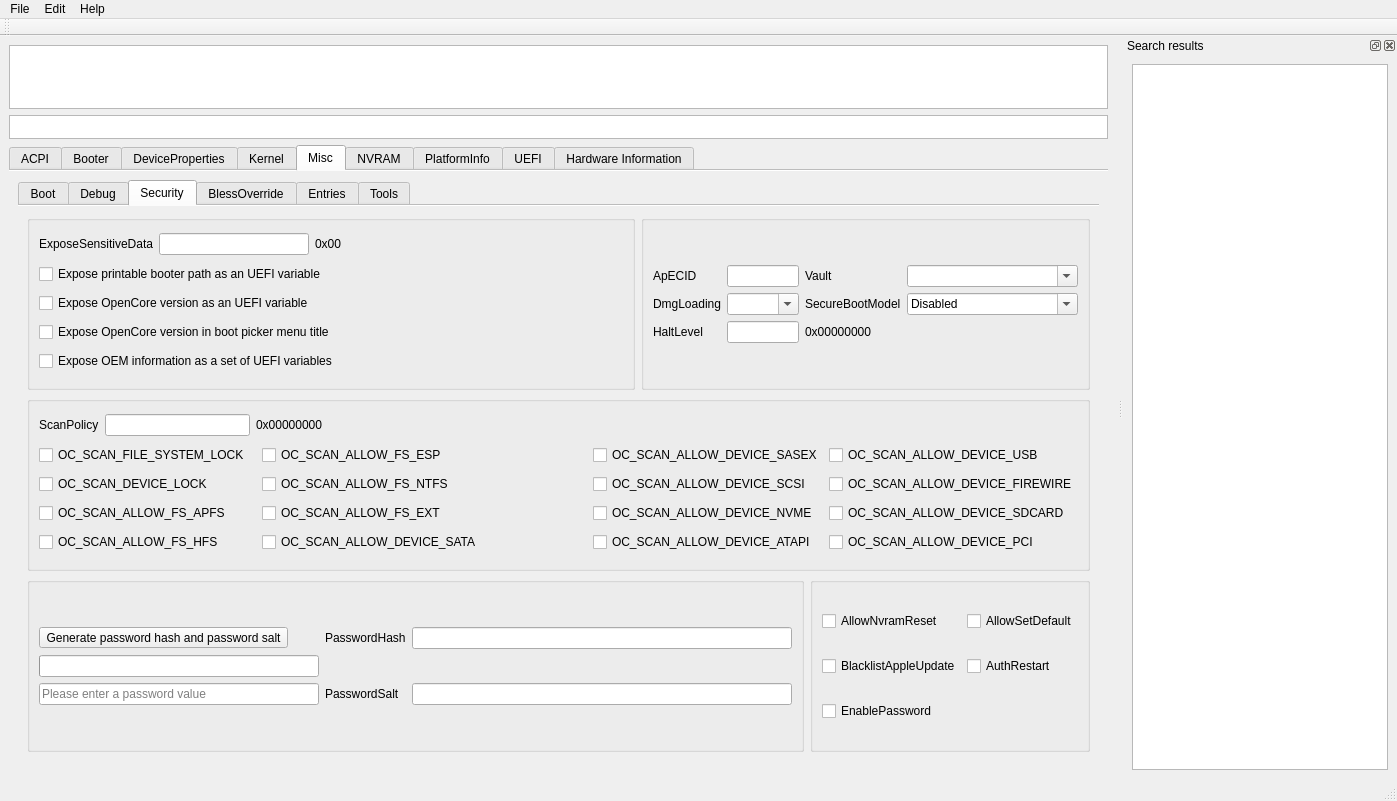
First picture: the form in mainwindow.ui, repository ic005k/OCAuxiliaryTools, before the edit.
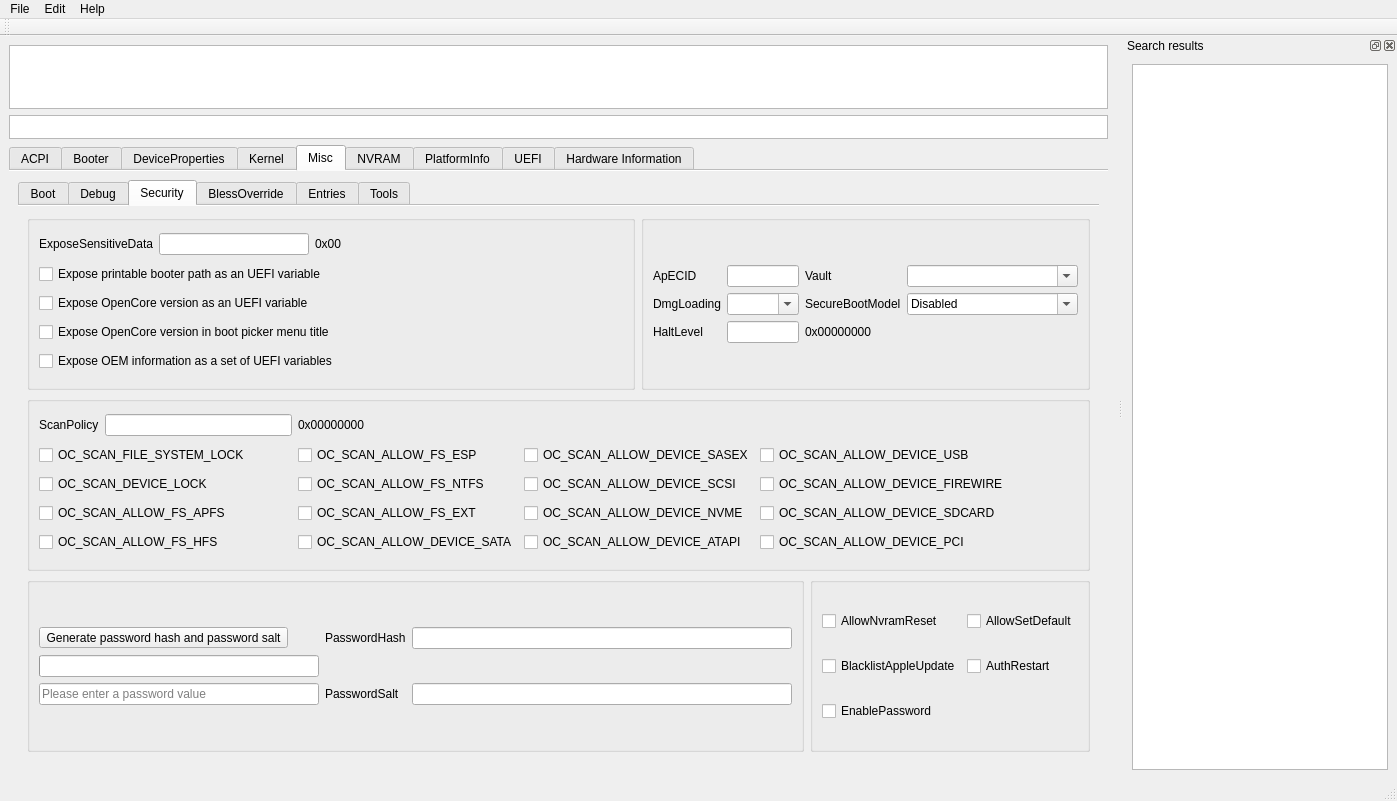
Second picture: the form after the edit. The open tabs and pages were chosen to show the change. Icons and pictures are not drawn.

```diff
--- a/mainwindow.ui
+++ b/mainwindow.ui
@@ -4690,75 +4690,6 @@
                <string/>
               </property>
               <layout class="QGridLayout" name="gridLayout_25">
-               <item row="1" column="6">
-                <widget class="QCheckBox" name="chk13">
-                 <property name="text">
-                  <string>OC_SCAN_ALLOW_DEVICE_USB</string>
-                 </property>
-                </widget>
-               </item>
-               <item row="4" column="6">
-                <widget class="QCheckBox" name="chk16">
-                 <property name="text">
-                  <string>OC_SCAN_ALLOW_DEVICE_PCI</string>
-                 </property>
-                </widget>
-               </item>
-               <item row="1" column="0" colspan="2">
-                <widget class="QCheckBox" name="chk1">
-                 <property name="text">
-                  <string>OC_SCAN_FILE_SYSTEM_LOCK</string>
-                 </property>
-                </widget>
-               </item>
-               <item row="2" column="3" colspan="2">
-                <widget class="QCheckBox" name="chk6">
-                 <property name="text">
-                  <string>OC_SCAN_ALLOW_FS_NTFS</string>
-                 </property>
-                </widget>
-               </item>
-               <item row="4" column="5">
-                <widget class="QCheckBox" name="chk12">
-                 <property name="text">
-                  <string>OC_SCAN_ALLOW_DEVICE_ATAPI</string>
-                 </property>
-                </widget>
-               </item>
-               <item row="1" column="5">
-                <widget class="QCheckBox" name="chk9">
-                 <property name="text">
-                  <string>OC_SCAN_ALLOW_DEVICE_SASEX</string>
-                 </property>
-                </widget>
-               </item>
-               <item row="0" column="4" colspan="3">
-                <spacer name="horizontalSpacer_66">
-                 <property name="orientation">
-                  <enum>Qt::Horizontal</enum>
-                 </property>
-                 <property name="sizeHint" stdset="0">
-                  <size>
-                   <width>994</width>
-                   <height>20</height>
-                  </size>
-                 </property>
-                </spacer>
-               </item>
-               <item row="2" column="6">
-                <widget class="QCheckBox" name="chk14">
-                 <property name="text">
-                  <string>OC_SCAN_ALLOW_DEVICE_FIREWIRE</string>
-                 </property>
-                </widget>
-               </item>
-               <item row="3" column="5">
-                <widget class="QCheckBox" name="chk11">
-                 <property name="text">
-                  <string>OC_SCAN_ALLOW_DEVICE_NVME</string>
-                 </property>
-                </widget>
-               </item>
                <item row="0" column="0">
                 <widget class="QLabel" name="label_111">
                  <property name="text">
@@ -4766,13 +4697,51 @@
                  </property>
                 </widget>
                </item>
-               <item row="1" column="3" colspan="2">
+               <item row="0" column="1">
+                <widget class="QLineEdit" name="editIntScanPolicy">
+                 <property name="maximumSize">
+                  <size>
+                   <width>187</width>
+                   <height>16777215</height>
+                  </size>
+                 </property>
+                </widget>
+               </item>
+               <item row="0" column="2">
+                <widget class="QLabel" name="lblScanPolicy">
+                 <property name="text">
+                  <string>0x00000000</string>
+                 </property>
+                </widget>
+               </item>
+               <item row="1" column="0" colspan="2">
+                <widget class="QCheckBox" name="chk1">
+                 <property name="text">
+                  <string>OC_SCAN_FILE_SYSTEM_LOCK</string>
+                 </property>
+                </widget>
+               </item>
+               <item row="1" column="2">
                 <widget class="QCheckBox" name="chk5">
                  <property name="text">
                   <string>OC_SCAN_ALLOW_FS_ESP</string>
                  </property>
                 </widget>
                </item>
+               <item row="1" column="3">
+                <widget class="QCheckBox" name="chk9">
+                 <property name="text">
+                  <string>OC_SCAN_ALLOW_DEVICE_SASEX</string>
+                 </property>
+                </widget>
+               </item>
+               <item row="1" column="4">
+                <widget class="QCheckBox" name="chk13">
+                 <property name="text">
+                  <string>OC_SCAN_ALLOW_DEVICE_USB</string>
+                 </property>
+                </widget>
+               </item>
                <item row="2" column="0" colspan="2">
                 <widget class="QCheckBox" name="chk2">
                  <property name="text">
@@ -4780,20 +4749,55 @@
                  </property>
                 </widget>
                </item>
-               <item row="3" column="3" colspan="2">
-                <widget class="QCheckBox" name="chk7">
+               <item row="2" column="2">
+                <widget class="QCheckBox" name="chk6">
                  <property name="text">
-                  <string>OC_SCAN_ALLOW_FS_EXT</string>
+                  <string>OC_SCAN_ALLOW_FS_NTFS</string>
                  </property>
                 </widget>
                </item>
-               <item row="2" column="5">
+               <item row="2" column="3">
                 <widget class="QCheckBox" name="chk10">
                  <property name="text">
                   <string>OC_SCAN_ALLOW_DEVICE_SCSI</string>
                  </property>
                 </widget>
                </item>
+               <item row="2" column="4">
+                <widget class="QCheckBox" name="chk14">
+                 <property name="text">
+                  <string>OC_SCAN_ALLOW_DEVICE_FIREWIRE</string>
+                 </property>
+                </widget>
+               </item>
+               <item row="3" column="0" colspan="2">
+                <widget class="QCheckBox" name="chk3">
+                 <property name="text">
+                  <string>OC_SCAN_ALLOW_FS_APFS</string>
+                 </property>
+                </widget>
+               </item>
+               <item row="3" column="2">
+                <widget class="QCheckBox" name="chk7">
+                 <property name="text">
+                  <string>OC_SCAN_ALLOW_FS_EXT</string>
+                 </property>
+                </widget>
+               </item>
+               <item row="3" column="3">
+                <widget class="QCheckBox" name="chk11">
+                 <property name="text">
+                  <string>OC_SCAN_ALLOW_DEVICE_NVME</string>
+                 </property>
+                </widget>
+               </item>
+               <item row="3" column="4">
+                <widget class="QCheckBox" name="chk15">
+                 <property name="text">
+                  <string>OC_SCAN_ALLOW_DEVICE_SDCARD</string>
+                 </property>
+                </widget>
+               </item>
                <item row="4" column="0" colspan="2">
                 <widget class="QCheckBox" name="chk4">
                  <property name="text">
@@ -4801,43 +4805,39 @@
                  </property>
                 </widget>
                </item>
-               <item row="3" column="6">
-                <widget class="QCheckBox" name="chk15">
-                 <property name="text">
-                  <string>OC_SCAN_ALLOW_DEVICE_SDCARD</string>
-                 </property>
-                </widget>
-               </item>
-               <item row="3" column="0" colspan="2">
-                <widget class="QCheckBox" name="chk3">
-                 <property name="text">
-                  <string>OC_SCAN_ALLOW_FS_APFS</string>
-                 </property>
-                </widget>
-               </item>
-               <item row="0" column="2" colspan="2">
-                <widget class="QLabel" name="lblScanPolicy">
-                 <property name="text">
-                  <string>0x00000000</string>
-                 </property>
-                </widget>
-               </item>
-               <item row="4" column="3" colspan="2">
+               <item row="4" column="2">
                 <widget class="QCheckBox" name="chk8">
                  <property name="text">
                   <string>OC_SCAN_ALLOW_DEVICE_SATA</string>
                  </property>
                 </widget>
                </item>
-               <item row="0" column="1">
-                <widget class="QLineEdit" name="editIntScanPolicy">
-                 <property name="maximumSize">
+               <item row="4" column="3">
+                <widget class="QCheckBox" name="chk12">
+                 <property name="text">
+                  <string>OC_SCAN_ALLOW_DEVICE_ATAPI</string>
+                 </property>
+                </widget>
+               </item>
+               <item row="4" column="4">
+                <widget class="QCheckBox" name="chk16">
+                 <property name="text">
+                  <string>OC_SCAN_ALLOW_DEVICE_PCI</string>
+                 </property>
+                </widget>
+               </item>
+               <item row="0" column="4">
+                <spacer name="horizontalSpacer_25">
+                 <property name="orientation">
+                  <enum>Qt::Horizontal</enum>
+                 </property>
+                 <property name="sizeHint" stdset="0">
                   <size>
-                   <width>187</width>
-                   <height>16777215</height>
+                   <width>40</width>
+                   <height>20</height>
                   </size>
                  </property>
-                </widget>
+                </spacer>
                </item>
               </layout>
              </widget>
```
Left out of the diff: 2 changed lines with no effect on the pictures.
